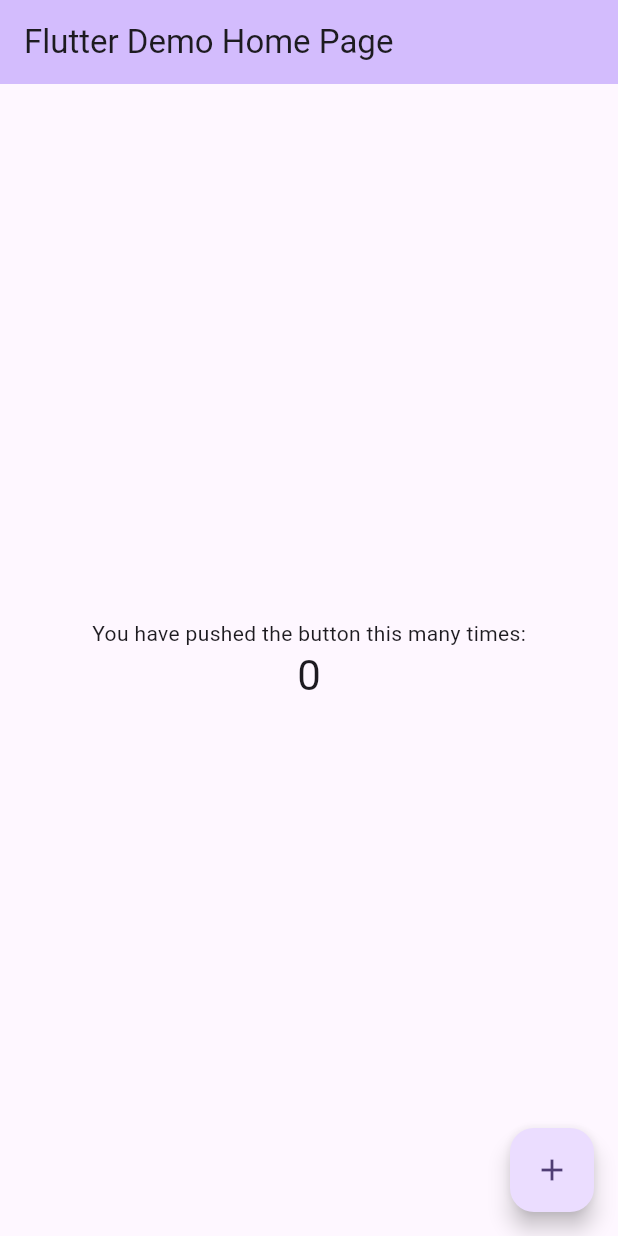
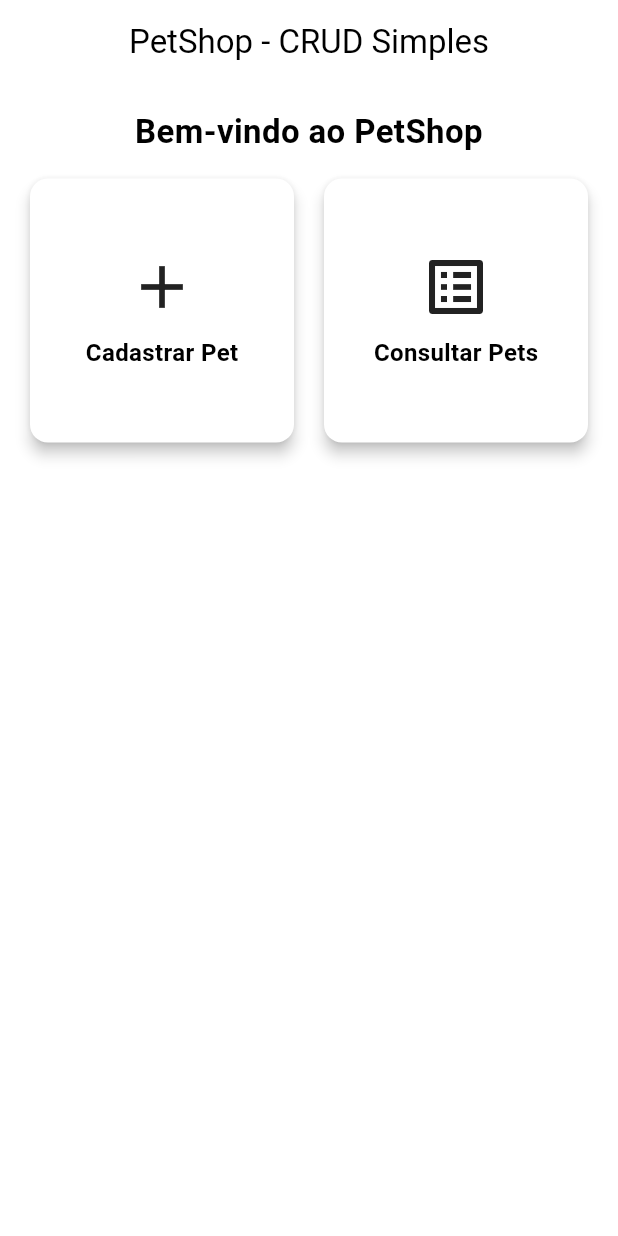
Before and after one commit to batistbz/pam_bea, a Flutter app: the screen it shows after launch, on a phone screen of 412 x 824 dp. Run offline on Flutter 3.47's test engine with Material 3 defaults, Android fonts, the phone set to English and light mode, and no system bars.

Commit message:
tentando fazer

```diff
--- a/petshop/lib/main.dart
+++ b/petshop/lib/main.dart
@@ -1,122 +1,22 @@
-import 'package:flutter/material.dart';
+import 'main.dart';
+import 'pet_pages.dart';
 
 void main() {
-  runApp(const MyApp());
+  runApp(MyApp());
 }
 
 class MyApp extends StatelessWidget {
-  const MyApp({super.key});
-
-  // This widget is the root of your application.
   @override
   Widget build(BuildContext context) {
     return MaterialApp(
-      title: 'Flutter Demo',
+      title: 'PetShop CRUD',
       theme: ThemeData(
-        // This is the theme of your application.
-        //
-        // TRY THIS: Try running your application with "flutter run". You'll see
-        // the application has a purple toolbar. Then, without quitting the app,
-        // try changing the seedColor in the colorScheme below to Colors.green
-        // and then invoke "hot reload" (save your changes or press the "hot
-        // reload" button in a Flutter-supported IDE, or press "r" if you used
-        // the command line to start the app).
-        //
-        // Notice that the counter didn't reset back to zero; the application
-        // state is not lost during the reload. To reset the state, use hot
-        // restart instead.
-        //
-        // This works for code too, not just values: Most code changes can be
-        // tested with just a hot reload.
-        colorScheme: ColorScheme.fromSeed(seedColor: Colors.deepPurple),
+        primarySwatch: Colors.blue,
+        colorScheme: ColorScheme.fromSwatch(primarySwatch: Colors.blue)
+            .copyWith(secondary: Colors.orangeAccent),
       ),
-      home: const MyHomePage(title: 'Flutter Demo Home Page'),
+      home: MyHomePage(),
+      debugShowCheckedModeBanner: false,
     );
   }
 }
-
-class MyHomePage extends StatefulWidget {
-  const MyHomePage({super.key, required this.title});
-
-  // This widget is the home page of your application. It is stateful, meaning
-  // that it has a State object (defined below) that contains fields that affect
-  // how it looks.
-
-  // This class is the configuration for the state. It holds the values (in this
-  // case the title) provided by the parent (in this case the App widget) and
-  // used by the build method of the State. Fields in a Widget subclass are
-  // always marked "final".
-
-  final String title;
-
-  @override
-  State<MyHomePage> createState() => _MyHomePageState();
-}
-
-class _MyHomePageState extends State<MyHomePage> {
-  int _counter = 0;
-
-  void _incrementCounter() {
-    setState(() {
-      // This call to setState tells the Flutter framework that something has
-      // changed in this State, which causes it to rerun the build method below
-      // so that the display can reflect the updated values. If we changed
-      // _counter without calling setState(), then the build method would not be
-      // called again, and so nothing would appear to happen.
-      _counter++;
-    });
-  }
-
-  @override
-  Widget build(BuildContext context) {
-    // This method is rerun every time setState is called, for instance as done
-    // by the _incrementCounter method above.
-    //
-    // The Flutter framework has been optimized to make rerunning build methods
-    // fast, so that you can just rebuild anything that needs updating rather
-    // than having to individually change instances of widgets.
-    return Scaffold(
-      appBar: AppBar(
-        // TRY THIS: Try changing the color here to a specific color (to
-        // Colors.amber, perhaps?) and trigger a hot reload to see the AppBar
-        // change color while the other colors stay the same.
-        backgroundColor: Theme.of(context).colorScheme.inversePrimary,
-        // Here we take the value from the MyHomePage object that was created by
-        // the App.build method, and use it to set our appbar title.
-        title: Text(widget.title),
-      ),
-      body: Center(
-        // Center is a layout widget. It takes a single child and positions it
-        // in the middle of the parent.
-        child: Column(
-          // Column is also a layout widget. It takes a list of children and
-          // arranges them vertically. By default, it sizes itself to fit its
-          // children horizontally, and tries to be as tall as its parent.
-          //
-          // Column has various properties to control how it sizes itself and
-          // how it positions its children. Here we use mainAxisAlignment to
-          // center the children vertically; the main axis here is the vertical
-          // axis because Columns are vertical (the cross axis would be
-          // horizontal).
-          //
-          // TRY THIS: Invoke "debug painting" (choose the "Toggle Debug Paint"
-          // action in the IDE, or press "p" in the console), to see the
-          // wireframe for each widget.
-          mainAxisAlignment: MainAxisAlignment.center,
-          children: <Widget>[
-            const Text('You have pushed the button this many times:'),
-            Text(
-              '$_counter',
-              style: Theme.of(context).textTheme.headlineMedium,
-            ),
-          ],
-        ),
-      ),
-      floatingActionButton: FloatingActionButton(
-        onPressed: _incrementCounter,
-        tooltip: 'Increment',
-        child: const Icon(Icons.add),
-      ), // This trailing comma makes auto-formatting nicer for build methods.
-    );
-  }
-}
--- /dev/null
+++ b/petshop/lib/pet_pages.dart
@@ -0,0 +1,288 @@
+import 'package:flutter/material.dart';
+
+class Pet {
+  String name;
+  String type;
+  String breed;
+  int age;
+  String photoUrl;
+
+  Pet({
+    required this.name,
+    required this.type,
+    required this.breed,
+    required this.age,
+    required this.photoUrl,
+  });
+}
+
+class MyHomePage extends StatefulWidget {
+  @override
+  _MyHomePageState createState() => _MyHomePageState();
+}
+
+class _MyHomePageState extends State<MyHomePage> {
+  List<Pet> pets = [];
+
+  void addPet(Pet pet) => setState(() => pets.add(pet));
+  void updatePet(int index, Pet pet) => setState(() => pets[index] = pet);
+  void removePet(int index) => setState(() => pets.removeAt(index));
+
+  @override
+  Widget build(BuildContext context) {
+    return Scaffold(
+      appBar: AppBar(title: Text('PetShop - CRUD Simples'), centerTitle: true),
+      body: Padding(
+        padding: const EdgeInsets.all(16.0),
+        child: Column(
+          crossAxisAlignment: CrossAxisAlignment.stretch,
+          children: [
+            Text(
+              'Bem-vindo ao PetShop',
+              style: TextStyle(fontSize: 22, fontWeight: FontWeight.bold),
+              textAlign: TextAlign.center,
+            ),
+            SizedBox(height: 12),
+            Expanded(
+              child: GridView.count(
+                crossAxisCount: 2,
+                crossAxisSpacing: 12,
+                mainAxisSpacing: 12,
+                children: [
+                  _buildMenuCard(
+                    icon: Icons.add,
+                    label: 'Cadastrar Pet',
+                    onTap: () async {
+                      final result = await Navigator.push<Pet>(
+                        context,
+                        MaterialPageRoute(builder: (_) => PetFormPage()),
+                      );
+                      if (result != null) {
+                        final confirmed = await _showConfirmDialog(
+                            context, 'Deseja realmente cadastrar este pet?');
+                        if (confirmed) addPet(result);
+                      }
+                    },
+                  ),
+                  _buildMenuCard(
+                    icon: Icons.list_alt,
+                    label: 'Consultar Pets',
+                    onTap: () {
+                      Navigator.push(
+                        context,
+                        MaterialPageRoute(
+                          builder: (_) => PetListPage(
+                            pets: pets,
+                            onEdit: (i) async {
+                              final edited = await Navigator.push<Pet>(
+                                context,
+                                MaterialPageRoute(
+                                  builder: (_) => PetFormPage(pet: pets[i]),
+                                ),
+                              );
+                              if (edited != null) {
+                                final confirmed = await _showConfirmDialog(
+                                    context,
+                                    'Deseja realmente salvar as alterações?');
+                                if (confirmed) updatePet(i, edited);
+                              }
+                            },
+                            onDelete: (i) async {
+                              final confirmed = await _showConfirmDialog(
+                                  context,
+                                  'Deseja realmente excluir o pet ${pets[i].name}?');
+                              if (confirmed) removePet(i);
+                            },
+                          ),
+                        ),
+                      );
+                    },
+                  ),
+                ],
+              ),
+            )
+          ],
+        ),
+      ),
+    );
+  }
+
+  Future<bool> _showConfirmDialog(BuildContext context, String message) async {
+    return await showDialog<bool>(
+          context: context,
+          builder: (_) => AlertDialog(
+            title: Text('Confirmação'),
+            content: Text(message),
+            actions: [
+              TextButton(
+                  onPressed: () => Navigator.pop(context, false),
+                  child: Text('Cancelar')),
+              ElevatedButton(
+                  onPressed: () => Navigator.pop(context, true),
+                  child: Text('Confirmar')),
+            ],
+          ),
+        ) ??
+        false;
+  }
+
+  Widget _buildMenuCard(
+      {required IconData icon,
+      required String label,
+      required VoidCallback onTap}) {
+    return Card(
+      shape: RoundedRectangleBorder(borderRadius: BorderRadius.circular(12)),
+      elevation: 4,
+      child: InkWell(
+        borderRadius: BorderRadius.circular(12),
+        onTap: onTap,
+        child: Center(
+          child: Column(
+            mainAxisSize: MainAxisSize.min,
+            children: [
+              Icon(icon, size: 48),
+              SizedBox(height: 8),
+              Text(label,
+                  style: TextStyle(fontSize: 16, fontWeight: FontWeight.w600))
+            ],
+          ),
+        ),
+      ),
+    );
+  }
+}
+
+class PetFormPage extends StatefulWidget {
+  final Pet? pet;
+  PetFormPage({this.pet});
+  @override
+  _PetFormPageState createState() => _PetFormPageState();
+}
+
+class _PetFormPageState extends State<PetFormPage> {
+  final _formKey = GlobalKey<FormState>();
+  late TextEditingController _nameCtrl, _typeCtrl, _breedCtrl, _ageCtrl, _photoCtrl;
+
+  @override
+  void initState() {
+    super.initState();
+    _nameCtrl = TextEditingController(text: widget.pet?.name ?? '');
+    _typeCtrl = TextEditingController(text: widget.pet?.type ?? '');
+    _breedCtrl = TextEditingController(text: widget.pet?.breed ?? '');
+    _ageCtrl = TextEditingController(
+        text: widget.pet != null ? widget.pet!.age.toString() : '');
+    _photoCtrl = TextEditingController(text: widget.pet?.photoUrl ?? '');
+  }
+
+  @override
+  Widget build(BuildContext context) {
+    return Scaffold(
+      appBar: AppBar(
+          title: Text(widget.pet == null ? 'Cadastrar Pet' : 'Editar Pet')),
+      body: SingleChildScrollView(
+        padding: const EdgeInsets.all(16.0),
+        child: Form(
+          key: _formKey,
+          child:
+              Column(crossAxisAlignment: CrossAxisAlignment.stretch, children: [
+            _buildField(_nameCtrl, 'Nome do pet', Icons.pets),
+            _buildField(_typeCtrl, 'Tipo (cachorro, gato...)', Icons.pets),
+            _buildField(_breedCtrl, 'Raça', Icons.info_outline),
+            _buildField(_ageCtrl, 'Idade', Icons.timelapse, number: true),
+            _buildField(_photoCtrl, 'Foto (URL)', Icons.photo),
+            SizedBox(height: 16),
+            ElevatedButton.icon(
+              icon: Icon(Icons.save),
+              label: Text('Salvar'),
+              onPressed: () {
+                if (_formKey.currentState?.validate() ?? false) {
+                  final pet = Pet(
+                    name: _nameCtrl.text.trim(),
+                    type: _typeCtrl.text.trim(),
+                    breed: _breedCtrl.text.trim(),
+                    age: int.tryParse(_ageCtrl.text.trim()) ?? 0,
+                    photoUrl: _photoCtrl.text.trim(),
+                  );
+                  Navigator.pop(context, pet);
+                }
+              },
+            )
+          ]),
+        ),
+      ),
+    );
+  }
+
+  Widget _buildField(TextEditingController c, String label, IconData icon,
+      {bool number = false}) {
+    return Padding(
+      padding: const EdgeInsets.only(bottom: 8.0),
+      child: TextFormField(
+        controller: c,
+        keyboardType: number ? TextInputType.number : TextInputType.text,
+        decoration: InputDecoration(labelText: label, prefixIcon: Icon(icon)),
+        validator: (v) => (v == null || v.isEmpty) ? 'Campo obrigatório' : null,
+      ),
+    );
+  }
+}
+
+class PetListPage extends StatelessWidget {
+  final List<Pet> pets;
+  final Future<void> Function(int index) onDelete;
+  final Future<void> Function(int index) onEdit;
+  PetListPage({required this.pets, required this.onEdit, required this.onDelete});
+
+  @override
+  Widget build(BuildContext context) {
+    return Scaffold(
+      appBar: AppBar(title: Text('Pets Cadastrados')),
+      body: pets.isEmpty
+          ? Center(child: Text('Nenhum pet cadastrado.'))
+          : ListView.builder(
+              padding: const EdgeInsets.all(12.0),
+              itemCount: pets.length,
+              itemBuilder: (context, i) {
+                final pet = pets[i];
+                return Card(
+                  margin: const EdgeInsets.symmetric(vertical: 8),
+                  shape: RoundedRectangleBorder(
+                      borderRadius: BorderRadius.circular(12)),
+                  elevation: 3,
+                  child: ListTile(
+                    contentPadding: EdgeInsets.all(12),
+                    leading: ClipRRect(
+                      borderRadius: BorderRadius.circular(8),
+                      child: SizedBox(
+                        width: 64,
+                        height: 64,
+                        child: Image.network(
+                          pet.photoUrl,
+                          fit: BoxFit.cover,
+                          errorBuilder: (context, error, stackTrace) =>
+                              Container(
+                            color: Colors.grey[200],
+                            child: Icon(Icons.pets, size: 40),
+                          ),
+                        ),
+                      ),
+                    ),
+                    title: Text('${pet.name} — ${pet.type}'),
+                    subtitle: Text('${pet.breed} • ${pet.age} anos'),
+                    trailing: Row(
+                        mainAxisSize: MainAxisSize.min,
+                        children: [
+                          IconButton(
+                              icon: Icon(Icons.edit),
+                              onPressed: () => onEdit(i)),
+                          IconButton(
+                              icon: Icon(Icons.delete),
+                              onPressed: () => onDelete(i)),
+                        ]),
+                  ),
+                );
+              },
+            ),
+    );
+  }
+}
```
Also changed, not shown: 1 other file.
